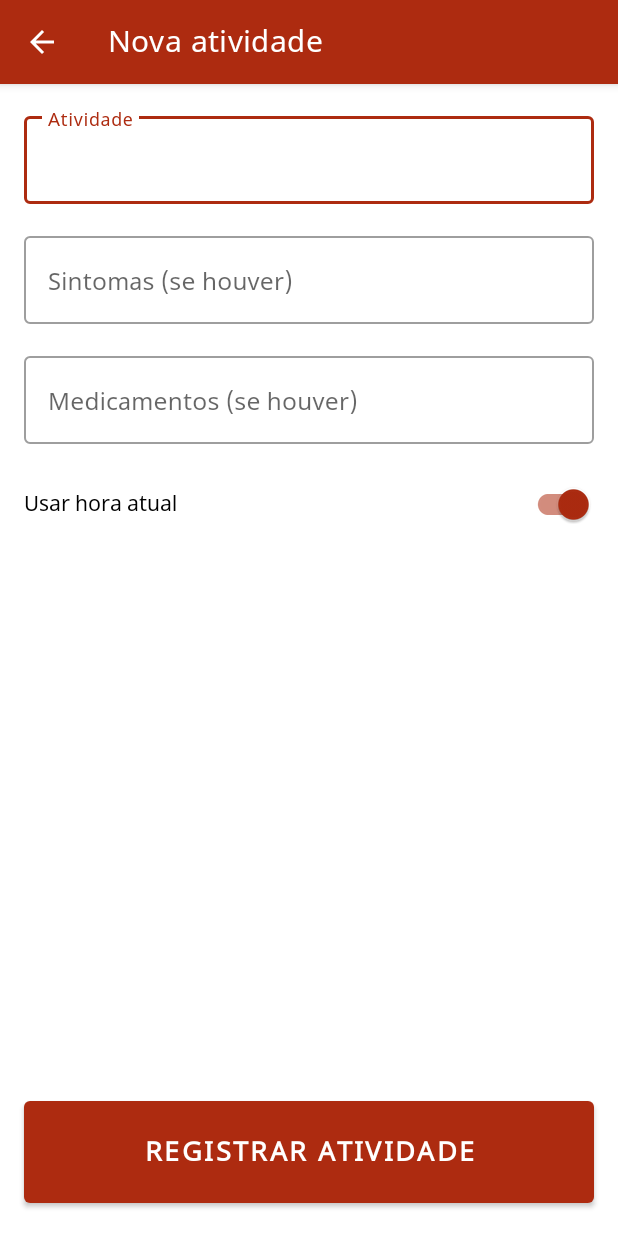
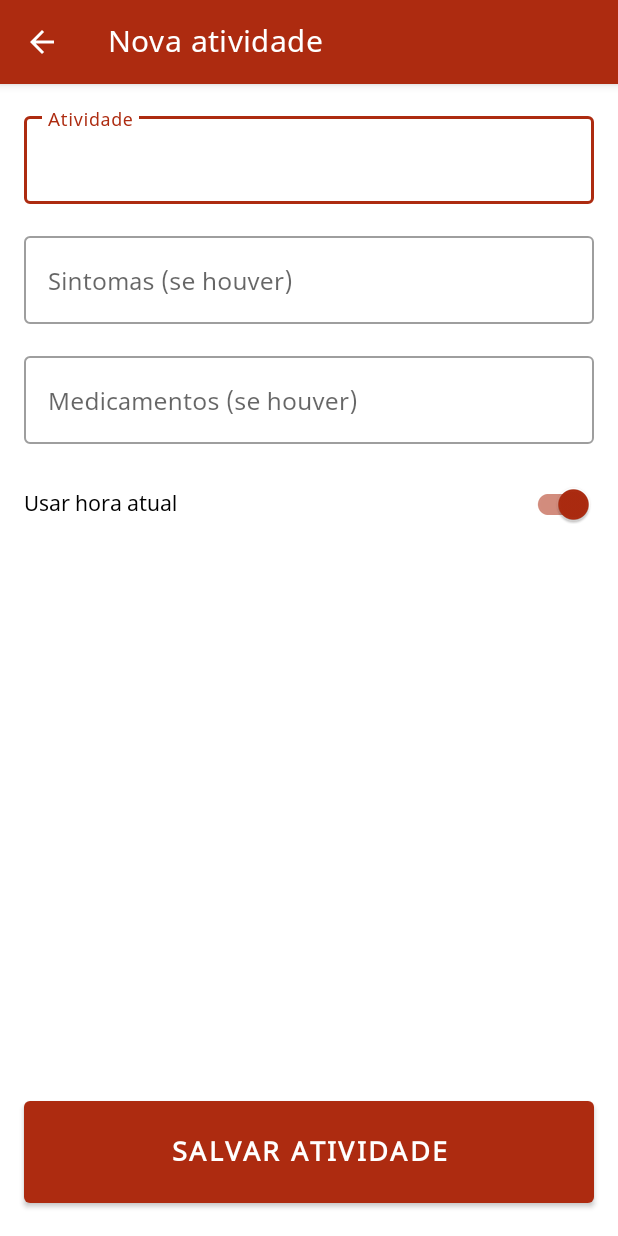
Before and after one commit to martinsgms/relatorio-acessivel, an Android app: the NovaAtividadeActivity screen opened directly, with no data from a screen before it, on a phone screen of 412 x 824 dp. Run offline under Robolectric (Android 15) with nearby library versions, the phone set to English and light mode, and no system bars; 3 statements that could not run were skipped.

Commit message:
altera nomenclatura na edição de atividade

```diff
--- a/android/RelatorioAcessivel/app/src/main/java/br/com/martinsgms/relatorioacessivel/ui/activity/NovaAtividadeActivity.kt
+++ b/android/RelatorioAcessivel/app/src/main/java/br/com/martinsgms/relatorioacessivel/ui/activity/NovaAtividadeActivity.kt
@@ -58,6 +58,8 @@ class NovaAtividadeActivity : AppCompatActivity(R.layout.activity_nova_atividade
             atividadeEditText?.editText?.setText(editAtividade.atividade)
             sintomaEditText?.editText?.setText(editAtividade.sintomas)
             medicamentosEditText?.editText?.setText(editAtividade.medicamentos)
+
+            supportActionBar?.title = "Editar atividade"
         }
 
     }
--- a/android/RelatorioAcessivel/app/src/main/res/layout/activity_nova_atividade.xml
+++ b/android/RelatorioAcessivel/app/src/main/res/layout/activity_nova_atividade.xml
@@ -95,7 +95,7 @@
             android:layout_marginStart="16dp"
             android:layout_marginEnd="16dp"
             android:layout_marginBottom="16dp"
-            android:text="Registrar Atividade"
+            android:text="Salvar Atividade"
             android:textColor="@color/white"
             android:textSize="18sp"
             android:textStyle="bold"
```
